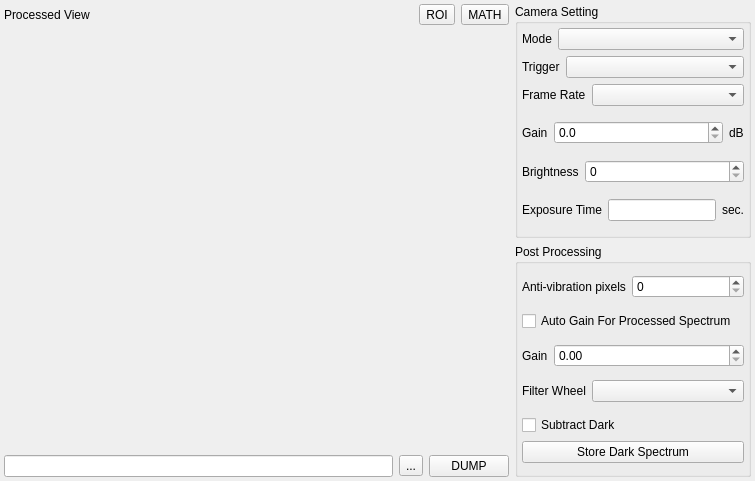
First picture: the form in modules/optics/core/digitalcameraform.ui, repository northriv/KAME, before the edit.
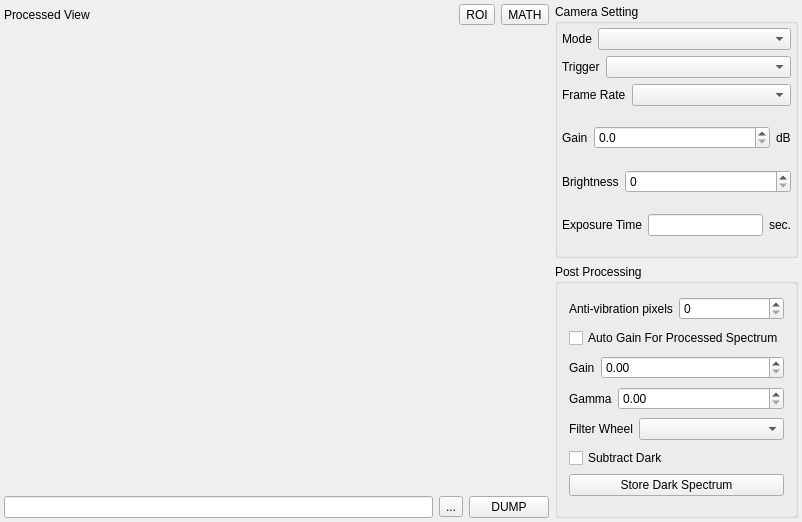
Second picture: the form after the edit. Custom widgets are drawn as their Qt base class.

```diff
--- a/modules/optics/core/digitalcameraform.ui
+++ b/modules/optics/core/digitalcameraform.ui
@@ -6,8 +6,8 @@
    <rect>
     <x>0</x>
     <y>0</y>
-    <width>755</width>
-    <height>481</height>
+    <width>802</width>
+    <height>522</height>
    </rect>
   </property>
   <property name="windowTitle">
@@ -329,18 +329,6 @@
        <string>Post Processing</string>
       </property>
       <layout class="QVBoxLayout" name="verticalLayout_4">
-       <property name="leftMargin">
-        <number>4</number>
-       </property>
-       <property name="topMargin">
-        <number>4</number>
-       </property>
-       <property name="rightMargin">
-        <number>4</number>
-       </property>
-       <property name="bottomMargin">
-        <number>4</number>
-       </property>
        <item>
         <layout class="QHBoxLayout" name="_3">
          <item>
@@ -405,6 +393,36 @@
          </item>
         </layout>
        </item>
+       <item>
+        <layout class="QHBoxLayout" name="horizontalLayout_5">
+         <item>
+          <widget class="QLabel" name="textLabel1_2_5_3_3_22">
+           <property name="sizePolicy">
+            <sizepolicy hsizetype="Fixed" vsizetype="Preferred">
+             <horstretch>0</horstretch>
+             <verstretch>0</verstretch>
+            </sizepolicy>
+           </property>
+           <property name="text">
+            <string>Gamma</string>
+           </property>
+           <property name="wordWrap">
+            <bool>false</bool>
+           </property>
+          </widget>
+         </item>
+         <item>
+          <widget class="QDoubleSpinBox" name="m_dblGamma">
+           <property name="maximum">
+            <double>5.000000000000000</double>
+           </property>
+           <property name="singleStep">
+            <double>0.100000000000000</double>
+           </property>
+          </widget>
+         </item>
+        </layout>
+       </item>
        <item>
         <layout class="QHBoxLayout" name="horizontalLayout_7">
          <item>
```
